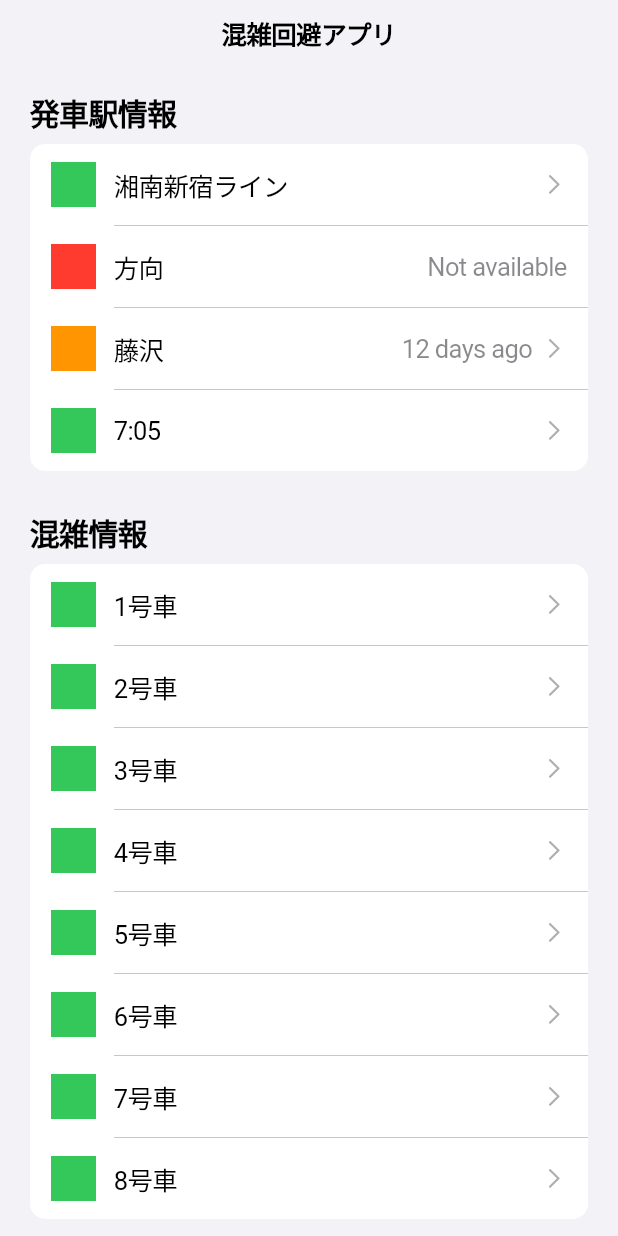
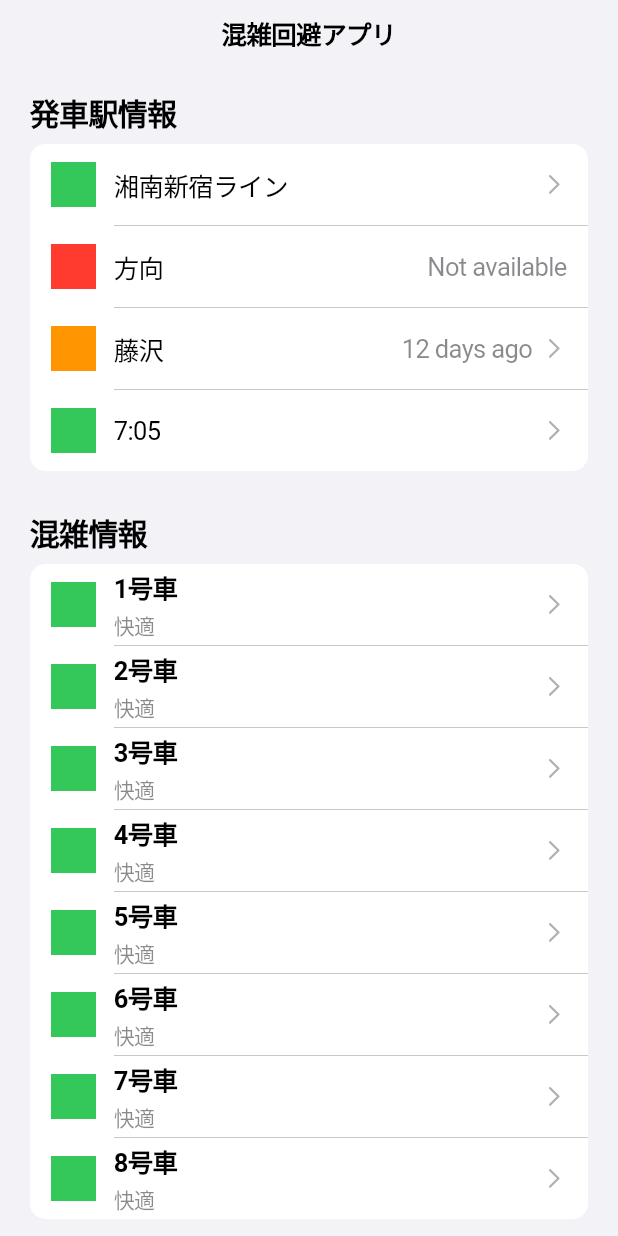
Before and after one commit to sakkke/quickflow, a Flutter app: the screen it shows after launch, on a phone screen of 412 x 824 dp. Run offline on Flutter 3.47's test engine with Material 3 defaults, Android fonts, the phone set to English and light mode, and no system bars.

Commit message:
feat: add subtitle

```diff
--- a/lib/main.dart
+++ b/lib/main.dart
@@ -162,6 +162,7 @@ class ListSectionInsetExample2 extends StatelessWidget {
         children: <CupertinoListTile>[
           CupertinoListTile.notched(
             title: const Text('1号車'),
+            subtitle: const Text('快適'),
             leading: Container(
               width: double.infinity,
               height: double.infinity,
@@ -178,6 +179,7 @@ class ListSectionInsetExample2 extends StatelessWidget {
           ),
           CupertinoListTile.notched(
             title: const Text('2号車'),
+            subtitle: const Text('快適'),
             leading: Container(
               width: double.infinity,
               height: double.infinity,
@@ -194,6 +196,7 @@ class ListSectionInsetExample2 extends StatelessWidget {
           ),
           CupertinoListTile.notched(
             title: const Text('3号車'),
+            subtitle: const Text('快適'),
             leading: Container(
               width: double.infinity,
               height: double.infinity,
@@ -210,6 +213,7 @@ class ListSectionInsetExample2 extends StatelessWidget {
           ),
           CupertinoListTile.notched(
             title: const Text('4号車'),
+            subtitle: const Text('快適'),
             leading: Container(
               width: double.infinity,
               height: double.infinity,
@@ -226,6 +230,7 @@ class ListSectionInsetExample2 extends StatelessWidget {
           ),
           CupertinoListTile.notched(
             title: const Text('5号車'),
+            subtitle: const Text('快適'),
             leading: Container(
               width: double.infinity,
               height: double.infinity,
@@ -242,6 +247,7 @@ class ListSectionInsetExample2 extends StatelessWidget {
           ),
           CupertinoListTile.notched(
             title: const Text('6号車'),
+            subtitle: const Text('快適'),
             leading: Container(
               width: double.infinity,
               height: double.infinity,
@@ -258,6 +264,7 @@ class ListSectionInsetExample2 extends StatelessWidget {
           ),
           CupertinoListTile.notched(
             title: const Text('7号車'),
+            subtitle: const Text('快適'),
             leading: Container(
               width: double.infinity,
               height: double.infinity,
@@ -274,6 +281,7 @@ class ListSectionInsetExample2 extends StatelessWidget {
           ),
           CupertinoListTile.notched(
             title: const Text('8号車'),
+            subtitle: const Text('快適'),
             leading: Container(
               width: double.infinity,
               height: double.infinity,
```
